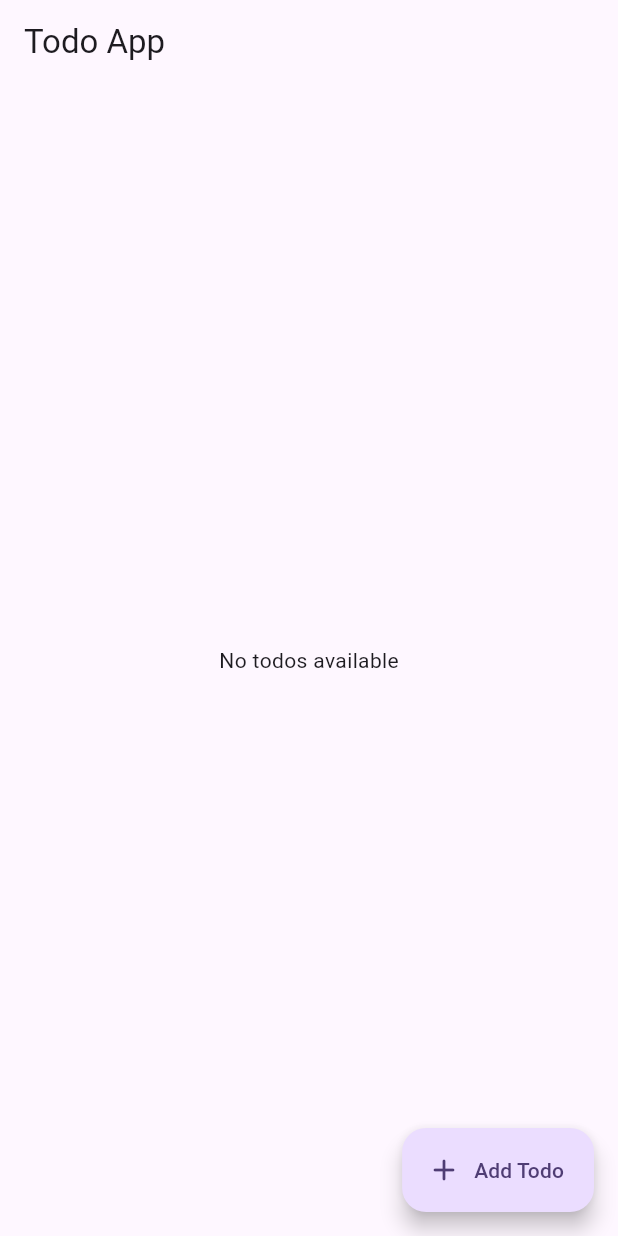
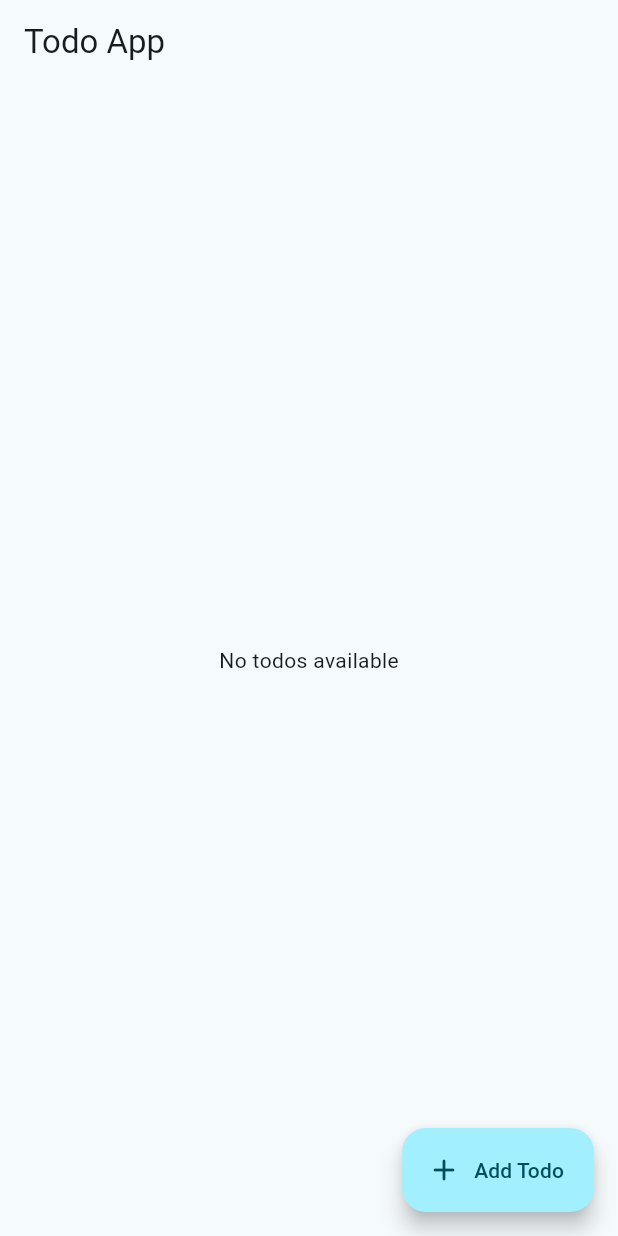
Before and after one commit to zifrz/flutter-todo, a Flutter app: the screen it shows after launch, on a phone screen of 412 x 824 dp. Run offline on Flutter 3.47's test engine with Material 3 defaults, Android fonts, the phone set to English and light mode, and no system bars; our stand-ins replace flutter_riverpod.

Commit message:
changed app color

```diff
--- a/lib/main.dart
+++ b/lib/main.dart
@@ -12,10 +12,10 @@ class MyApp extends StatelessWidget {
   @override
   Widget build(BuildContext context) {
     return MaterialApp(
-      title: 'Flutter Demo',
+      title: 'Todo App',
       debugShowCheckedModeBanner: false,
       theme: ThemeData(
-        colorScheme: ColorScheme.fromSeed(seedColor: Colors.deepPurple),
+        colorScheme: ColorScheme.fromSeed(seedColor: Colors.cyan),
         useMaterial3: true,
       ),
       home: const HomeScreen(),
```
